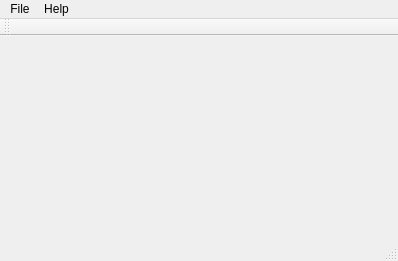
aleax/simplex, file mainwindow.ui: the form before one commit.
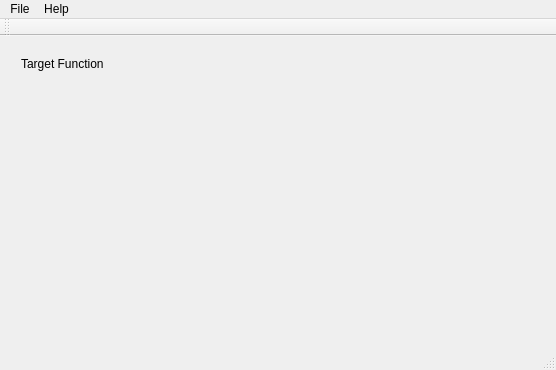
The form after the commit.

```diff
--- a/mainwindow.ui
+++ b/mainwindow.ui
@@ -6,20 +6,53 @@
    <rect>
     <x>0</x>
     <y>0</y>
-    <width>398</width>
-    <height>261</height>
+    <width>556</width>
+    <height>370</height>
    </rect>
   </property>
   <property name="windowTitle">
    <string>MainWindow</string>
   </property>
-  <widget class="QWidget" name="centralWidget"/>
+  <widget class="QWidget" name="centralWidget">
+   <widget class="QWidget" name="gridWidget" native="true">
+    <property name="geometry">
+     <rect>
+      <x>10</x>
+      <y>10</y>
+      <width>531</width>
+      <height>301</height>
+     </rect>
+    </property>
+    <layout class="QGridLayout" name="gridLayout">
+     <item row="0" column="0">
+      <widget class="QLabel" name="label">
+       <property name="text">
+        <string>Target Function</string>
+       </property>
+      </widget>
+     </item>
+     <item row="1" column="0">
+      <spacer name="verticalSpacer">
+       <property name="orientation">
+        <enum>Qt::Vertical</enum>
+       </property>
+       <property name="sizeHint" stdset="0">
+        <size>
+         <width>20</width>
+         <height>40</height>
+        </size>
+       </property>
+      </spacer>
+     </item>
+    </layout>
+   </widget>
+  </widget>
   <widget class="QMenuBar" name="menuBar">
    <property name="geometry">
     <rect>
      <x>0</x>
      <y>0</y>
-     <width>398</width>
+     <width>556</width>
      <height>23</height>
     </rect>
    </property>
@@ -44,7 +77,7 @@
     <enum>TopToolBarArea</enum>
    </attribute>
    <attribute name="toolBarBreak">
-    <bool>true</bool>
+    <bool>false</bool>
    </attribute>
   </widget>
   <widget class="QStatusBar" name="statusBar"/>
```
